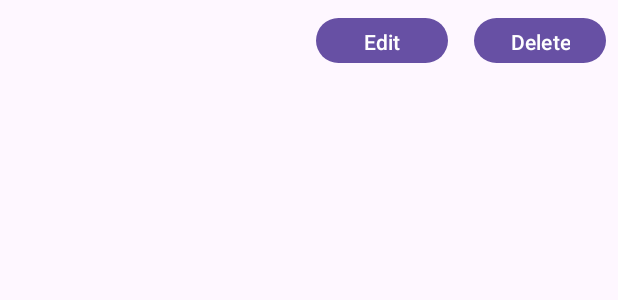
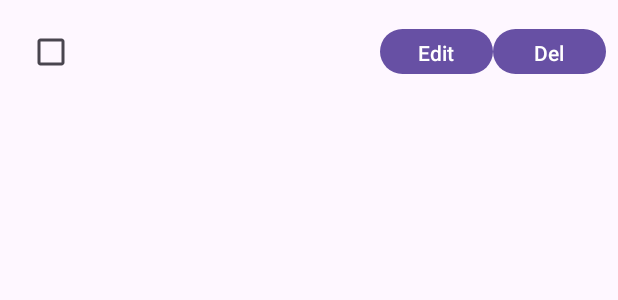
Before and after one commit to tusharrgoel/Todo_application, an Android app: the layout item_todo.xml on its own in the app's theme, with its tools: preview values and no code run, on a phone screen of 412 x 824 dp. Shown: the top 300 px of the screen. Run offline under Robolectric (Android 15) with nearby library versions, the phone set to English and light mode, and no system bars.

```diff
--- a/app/build.gradle.kts
+++ b/app/build.gradle.kts
@@ -1,7 +1,7 @@
 plugins {
     alias(libs.plugins.android.application)
     alias(libs.plugins.jetbrains.kotlin.android)
-
+    id("com.google.gms.google-services")
 }
 
 android {
@@ -54,4 +54,8 @@ dependencies {
     testImplementation(libs.junit)
     androidTestImplementation(libs.androidx.junit)
     androidTestImplementation(libs.androidx.espresso.core)
+    implementation (platform(libs.firebase.bom))
+    implementation (libs.firebase.database.ktx)
+    implementation(libs.firebase.analytics)
+
 }
--- a/app/src/main/AndroidManifest.xml
+++ b/app/src/main/AndroidManifest.xml
@@ -3,6 +3,7 @@
     xmlns:tools="http://schemas.android.com/tools">
 
     <application
+        android:name=".TodoApp"
         android:allowBackup="true"
         android:dataExtractionRules="@xml/data_extraction_rules"
         android:fullBackupContent="@xml/backup_rules"
--- a/app/src/main/res/layout/item_todo.xml
+++ b/app/src/main/res/layout/item_todo.xml
@@ -9,34 +9,48 @@
         android:orientation="horizontal"
         android:padding="8dp">
 
+        <CheckBox
+            android:id="@+id/checkBox"
+            android:layout_width="38dp"
+            android:layout_height="53dp"
+            app:layout_constraintEnd_toStartOf="@+id/todoname"
+            app:layout_constraintStart_toStartOf="parent"
+            app:layout_constraintTop_toTopOf="parent" />
+
         <TextView
             android:id="@+id/todoname"
             android:layout_width="185dp"
             android:layout_height="24dp"
+            android:layout_marginStart="52dp"
             android:layout_weight="1"
             android:text=""
             app:layout_constraintBottom_toBottomOf="parent"
             app:layout_constraintStart_toStartOf="parent"
-            app:layout_constraintTop_toTopOf="parent" />
+            app:layout_constraintTop_toTopOf="parent"
+            app:layout_constraintVertical_bias="0.482" />
 
         <Button
             android:id="@+id/btnEdit"
-            android:layout_width="wrap_content"
+            android:layout_width="75dp"
             android:layout_height="38dp"
             android:text="Edit"
             app:layout_constraintBottom_toBottomOf="parent"
             app:layout_constraintEnd_toStartOf="@+id/btnDelete"
+            app:layout_constraintHorizontal_bias="1.0"
             app:layout_constraintStart_toEndOf="@+id/todoname"
-            app:layout_constraintTop_toTopOf="parent" />
+            app:layout_constraintTop_toTopOf="parent"
+            app:layout_constraintVertical_bias="0.466" />
 
         <Button
             android:id="@+id/btnDelete"
-            android:layout_width="wrap_content"
+            android:layout_width="75dp"
             android:layout_height="38dp"
-            android:text="Delete"
+            android:text="Del"
             app:layout_constraintBottom_toBottomOf="parent"
             app:layout_constraintEnd_toEndOf="parent"
-            app:layout_constraintTop_toTopOf="parent" />
+            app:layout_constraintTop_toTopOf="parent"
+            app:layout_constraintVertical_bias="0.466" />
 
     </androidx.constraintlayout.widget.ConstraintLayout>
+
 </layout>
--- a/app/src/main/res/values/strings.xml
+++ b/app/src/main/res/values/strings.xml
@@ -4,4 +4,6 @@
     <string name="add_task">Add Task</string>
     <string name="enter_todo_task">Enter todo task</string>
     <string name="loading_text">Loading..</string>
+    <string name="save">Save</string>
+    <string name="task_title">Task Title</string>
 </resources>
--- a/build.gradle.kts
+++ b/build.gradle.kts
@@ -2,4 +2,5 @@
 plugins {
     alias(libs.plugins.android.application) apply false
     alias(libs.plugins.jetbrains.kotlin.android) apply false
+    id("com.google.gms.google-services") version "4.4.2" apply false
 }
--- a/gradle/libs.versions.toml
+++ b/gradle/libs.versions.toml
@@ -1,6 +1,8 @@
 [versions]
 agp = "8.5.0"
+annotations = "23.0.0"
 converterGson = "2.9.0"
+firebaseBom = "33.1.1"
 kotlin = "1.9.0"
 coreKtx = "1.13.1"
 junit = "4.13.2"
@@ -23,7 +25,11 @@ androidx-lifecycle-viewmodel-ktx = { module = "androidx.lifecycle:lifecycle-view
 androidx-room-ktx = { module = "androidx.room:room-ktx", version.ref = "roomRuntime" }
 androidx-room-runtime = { module = "androidx.room:room-runtime", version.ref = "roomRuntime" }
 androidx-room-runtime-v242 = { module = "androidx.room:room-runtime", version.ref = "roomRuntimeVersion" }
+annotations = { module = "org.jetbrains:annotations", version.ref = "annotations" }
 converter-gson = { module = "com.squareup.retrofit2:converter-gson", version.ref = "converterGson" }
+firebase-analytics = { module = "com.google.firebase:firebase-analytics" }
+firebase-bom = { module = "com.google.firebase:firebase-bom", version.ref = "firebaseBom" }
+firebase-database-ktx = { module = "com.google.firebase:firebase-database-ktx" }
 junit = { group = "junit", name = "junit", version.ref = "junit" }
 androidx-junit = { group = "androidx.test.ext", name = "junit", version.ref = "junitVersion" }
 androidx-espresso-core = { group = "androidx.test.espresso", name = "espresso-core", version.ref = "espressoCore" }
```
Also changed, not shown: app/src/main/java/com/example/todoapplication/MainActivity.kt (+29 -7 lines), app/src/main/java/com/example/todoapplication/MainViewModel.kt (+7 -1 lines), app/src/main/java/com/example/todoapplication/TodoAdaptor.kt (+18 -4 lines), app/src/main/java/com/example/todoapplication/data/model/TodoDao.kt (+9 -2 lines), app/src/main/java/com/example/todoapplication/data/model/Todoitem.kt (+7 -4 lines), app/src/main/java/com/example/todoapplication/data/repository/TodoRepo.kt (+18 -2 lines).
